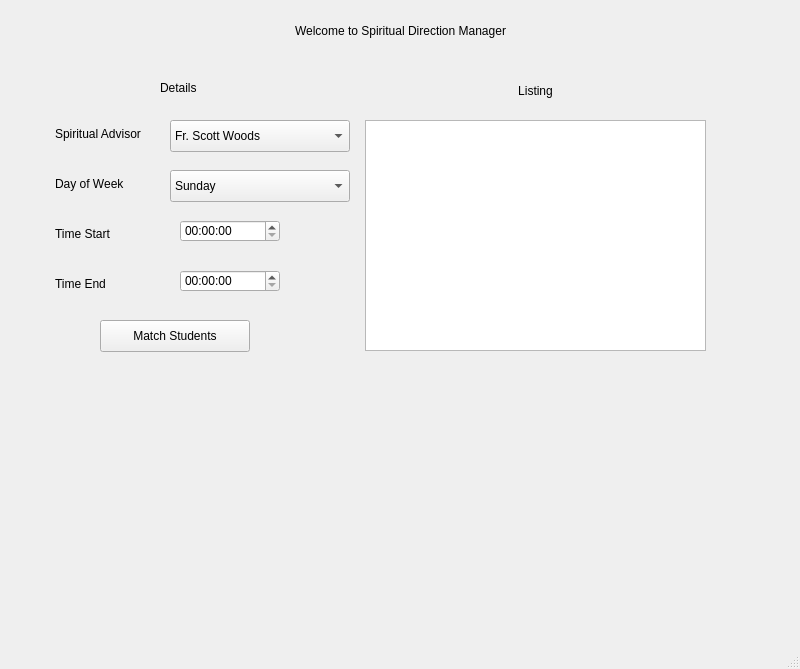
This is Spiritual_Direction_Manager/manager.ui in cmoliverio/Spiritual_Direction_Manager as Qt 5 draws it before an edit. The edited form follows.
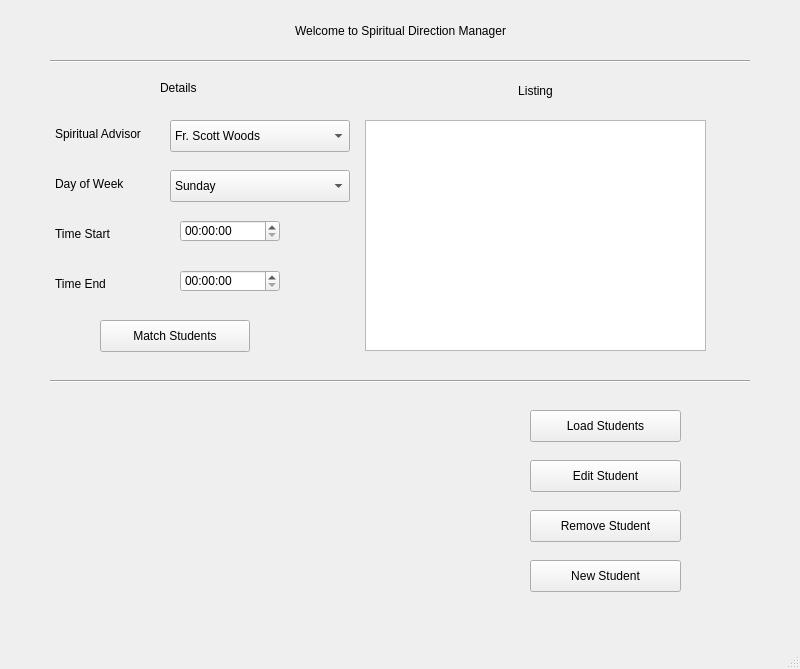
This is the edited form.

```diff
--- a/Spiritual_Direction_Manager/manager.ui
+++ b/Spiritual_Direction_Manager/manager.ui
@@ -248,6 +248,84 @@
      </rect>
     </property>
    </widget>
+   <widget class="Line" name="lineSeparate">
+    <property name="geometry">
+     <rect>
+      <x>50</x>
+      <y>380</y>
+      <width>700</width>
+      <height>3</height>
+     </rect>
+    </property>
+    <property name="orientation">
+     <enum>Qt::Horizontal</enum>
+    </property>
+   </widget>
+   <widget class="Line" name="lineSeparate_2">
+    <property name="geometry">
+     <rect>
+      <x>50</x>
+      <y>60</y>
+      <width>700</width>
+      <height>3</height>
+     </rect>
+    </property>
+    <property name="orientation">
+     <enum>Qt::Horizontal</enum>
+    </property>
+   </widget>
+   <widget class="QPushButton" name="pushButtonEditStudent">
+    <property name="geometry">
+     <rect>
+      <x>530</x>
+      <y>460</y>
+      <width>151</width>
+      <height>32</height>
+     </rect>
+    </property>
+    <property name="text">
+     <string>Edit Student</string>
+    </property>
+   </widget>
+   <widget class="QPushButton" name="pushButtonNewStudent">
+    <property name="geometry">
+     <rect>
+      <x>530</x>
+      <y>560</y>
+      <width>151</width>
+      <height>32</height>
+     </rect>
+    </property>
+    <property name="text">
+     <string>New Student</string>
+    </property>
+   </widget>
+   <widget class="QPushButton" name="pushButtonRemoveStudent">
+    <property name="geometry">
+     <rect>
+      <x>530</x>
+      <y>510</y>
+      <width>151</width>
+      <height>32</height>
+     </rect>
+    </property>
+    <property name="text">
+     <string>Remove Student</string>
+    </property>
+   </widget>
+   <widget class="QPushButton" name="pushButtonLoadStudents">
+    <property name="geometry">
+     <rect>
+      <x>530</x>
+      <y>410</y>
+      <width>151</width>
+      <height>32</height>
+     </rect>
+    </property>
+    <property name="text">
+     <string>Load Students</string>
+    </property>
+   </widget>
   </widget>
   <widget class="QMenuBar" name="menubar">
    <property name="geometry">
```
